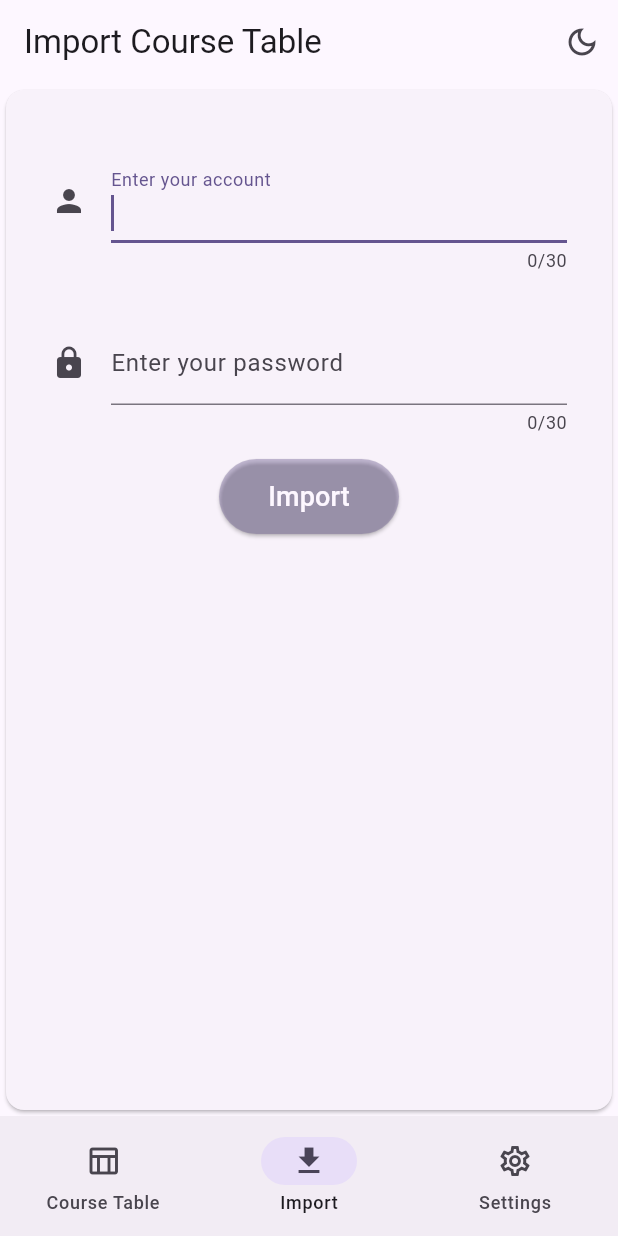
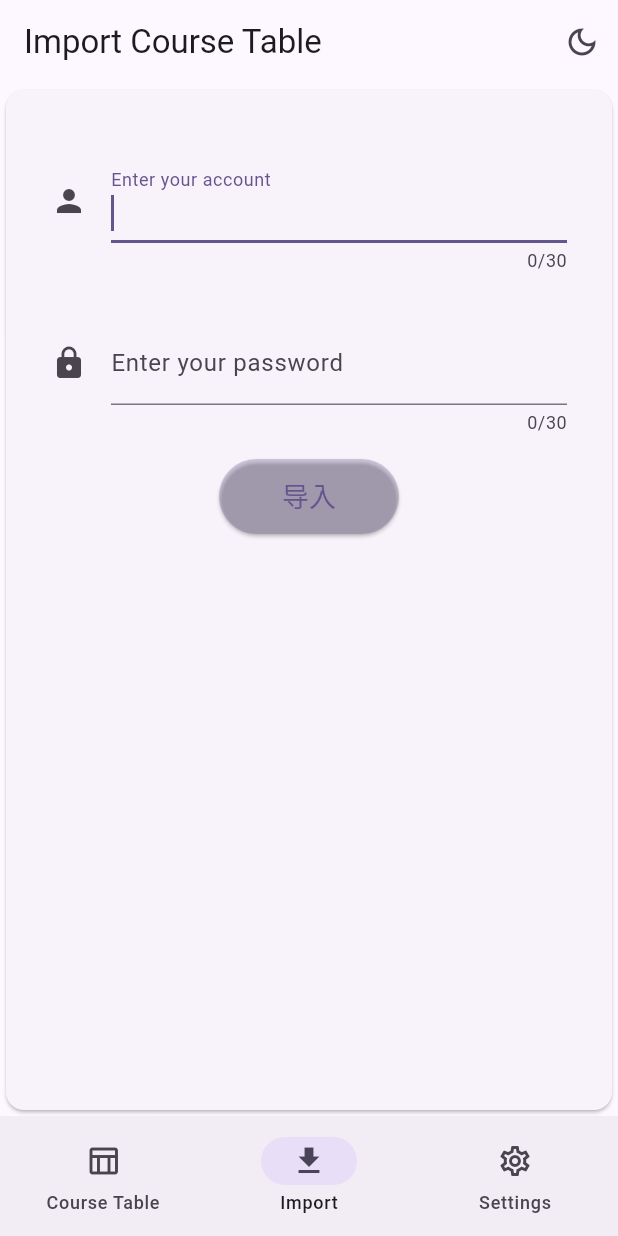
Before and after one commit to gaogao-qwq/flutter_course_table, a Flutter app: the screen it shows after launch, item 2 of the bottom bar chosen, on a phone screen of 412 x 824 dp. Run offline on Flutter 3.47's test engine with Material 2 defaults, Android fonts, the phone set to English and light mode, and no system bars; drawn by our look-alikes of loader_overlay; our stand-ins replace shared_preferences; missing offline and left inert: spannable_grid.

```diff
--- a/lib/pages/import_page/import_page.dart
+++ b/lib/pages/import_page/import_page.dart
@@ -113,6 +113,10 @@ class _ImportTablePageState extends State<ImportTablePage> {
                       Container(
                         alignment: Alignment.center,
                         child: ElevatedButton(
+                          style: ElevatedButton.styleFrom(
+                            minimumSize: const Size(120, 50),
+                            backgroundColor: colorScheme.primary.withOpacity(0.25),
+                          ),
                           onPressed: () async {
                             // 验证表单
                             if (!_formKey.currentState!.validate()) return;
@@ -400,18 +404,7 @@ class _ImportTablePageState extends State<ImportTablePage> {
 
                             widget.handleCurrCourseTableChange(courseTableName);
                           },
-                          style: ElevatedButton.styleFrom(
-                              minimumSize: const Size(120, 50),
-                              maximumSize: const Size(160, 80),
-                              foregroundColor: colorScheme.surface,
-                              backgroundColor: colorScheme.primary.withOpacity(0.35)
-                          ),
-                          child: Text('Import',
-                              style: TextStyle(
-                                fontSize: 18,
-                                color: colorScheme.surface,
-                              )
-                          ),
+                          child: const Text('导入', style: TextStyle(fontSize: 18))
                         ),
                       ),
                     ],
```
Also changed, not shown: lib/pages/home_page/course_table_widget_builder.dart (+44 -7 lines).
